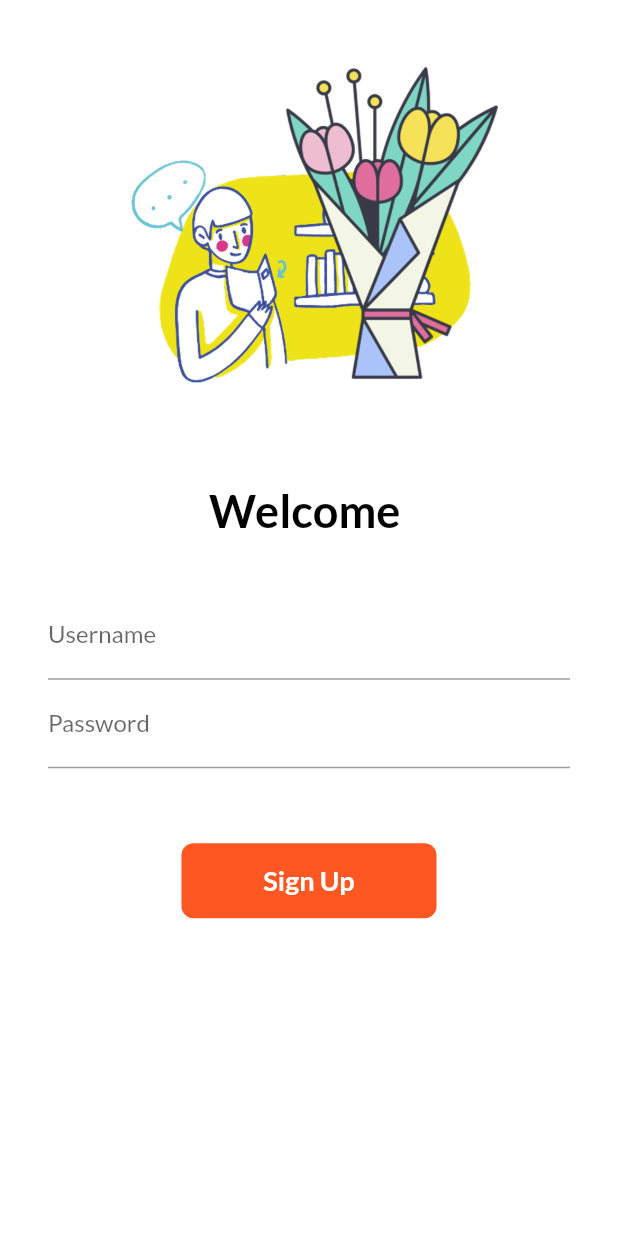
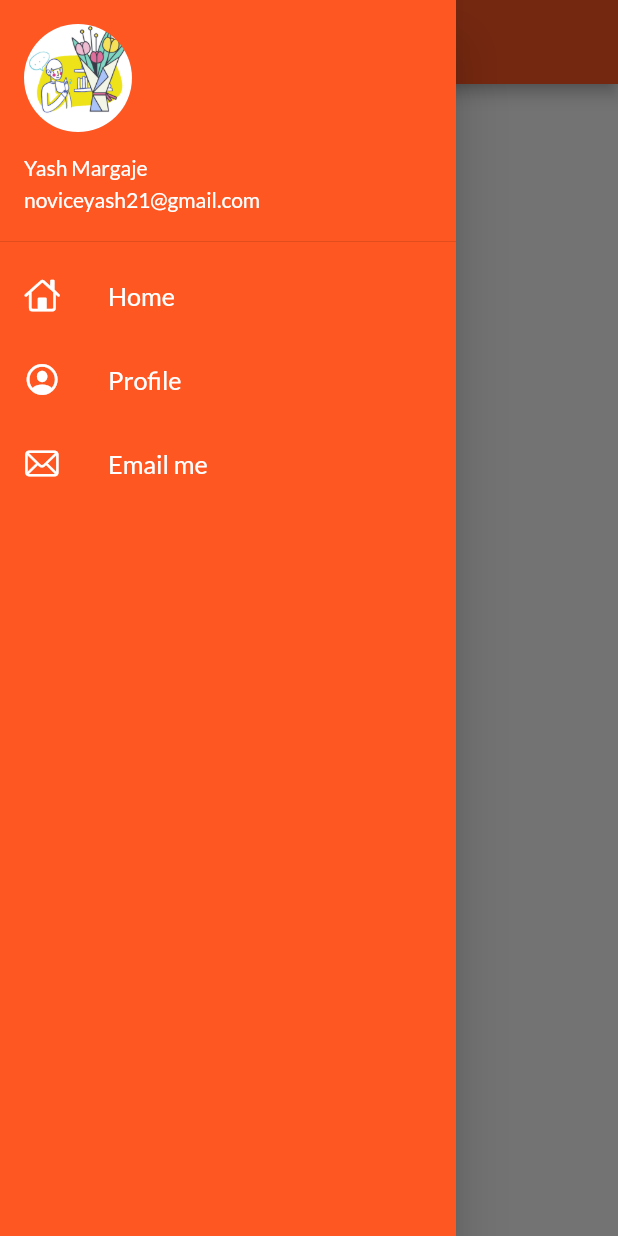
Before and after one commit to noviceyash/Flutter_app, a Flutter app: the screen it shows after launch, with the side drawer open (before the commit the screen has no drawer), on a phone screen of 412 x 824 dp. Run offline on Flutter 3.47's test engine with Material 2 defaults, Android fonts, the light colour scheme and no system bars; our stand-ins replace google_fonts.

Commit message:
MaterialDrawer,List view

```diff
--- a/lib/main.dart
+++ b/lib/main.dart
@@ -20,7 +20,8 @@ class MyApp extends StatelessWidget {
       darkTheme: ThemeData(
         brightness: Brightness.dark,
       ),
-      initialRoute: "/register",
+      debugShowCheckedModeBanner: false,
+      initialRoute: MyRoutes.homeRoute,
       routes: {
         MyRoutes.registerRoute: (context) => Register(),
         MyRoutes.homeRoute: (context) => HomePage(),
--- a/lib/pages/home_page.dart
+++ b/lib/pages/home_page.dart
@@ -1,4 +1,6 @@
 import 'package:flutter/material.dart';
+
+import '../widgets/drawer.dart';
 
 class HomePage extends StatelessWidget {
   @override
@@ -12,7 +14,7 @@ class HomePage extends StatelessWidget {
           child: Text("Scapes Home Page"),
         ),
       ),
-      drawer: Drawer(),
+      drawer: MyDrawer(),
     );
   }
 }
--- /dev/null
+++ b/lib/widgets/drawer.dart
@@ -0,0 +1,68 @@
+import 'package:flutter/cupertino.dart';
+import 'package:flutter/material.dart';
+import 'package:scapes_bouquet/pages/home_page.dart';
+import 'package:scapes_bouquet/utils/routes.dart';
+
+class MyDrawer extends StatelessWidget {
+
+  @override
+  Widget build(BuildContext context) {
+    return Drawer(
+      child: Container(
+        color: Colors.deepOrange,
+        child: ListView(
+          padding: EdgeInsets.zero,
+          children: [
+            DrawerHeader(
+              padding: EdgeInsets.zero,
+              child: UserAccountsDrawerHeader(
+                margin: EdgeInsets.zero,
+                accountName: Text("Yash Margaje"),
+                accountEmail: Text("noviceyash21@gmail.com"),
+                currentAccountPicture: CircleAvatar(
+                  backgroundImage: AssetImage("assets/images/sign_up_image.png"),
+                ),
+              ),
+            ),
+            ListTile(
+              leading: Icon(CupertinoIcons.home,
+              color: Colors.white,
+              ),
+              title: Text(
+                "Home",
+                 textScaleFactor: 1.2,
+                 style: TextStyle(
+                   color: Colors.white,
+                 ),
+              ),
+            ),
+            ListTile(
+              leading: Icon(CupertinoIcons.profile_circled,
+              color: Colors.white,
+              ),
+              title: Text(
+                "Profile",
+                 textScaleFactor: 1.2,
+                 style: TextStyle(
+                   color: Colors.white,
+                 ),
+              ),
+            ),
+            ListTile(
+              leading: Icon(CupertinoIcons.mail,
+              color: Colors.white,
+              ),
+              title: Text(
+                "Email me",
+                 textScaleFactor: 1.2,
+                 style: TextStyle(
+                   color: Colors.white,
+                 ),
+              ),
+            )
+          ],
+        ),
+      )
+    );
+  }
+}
```
